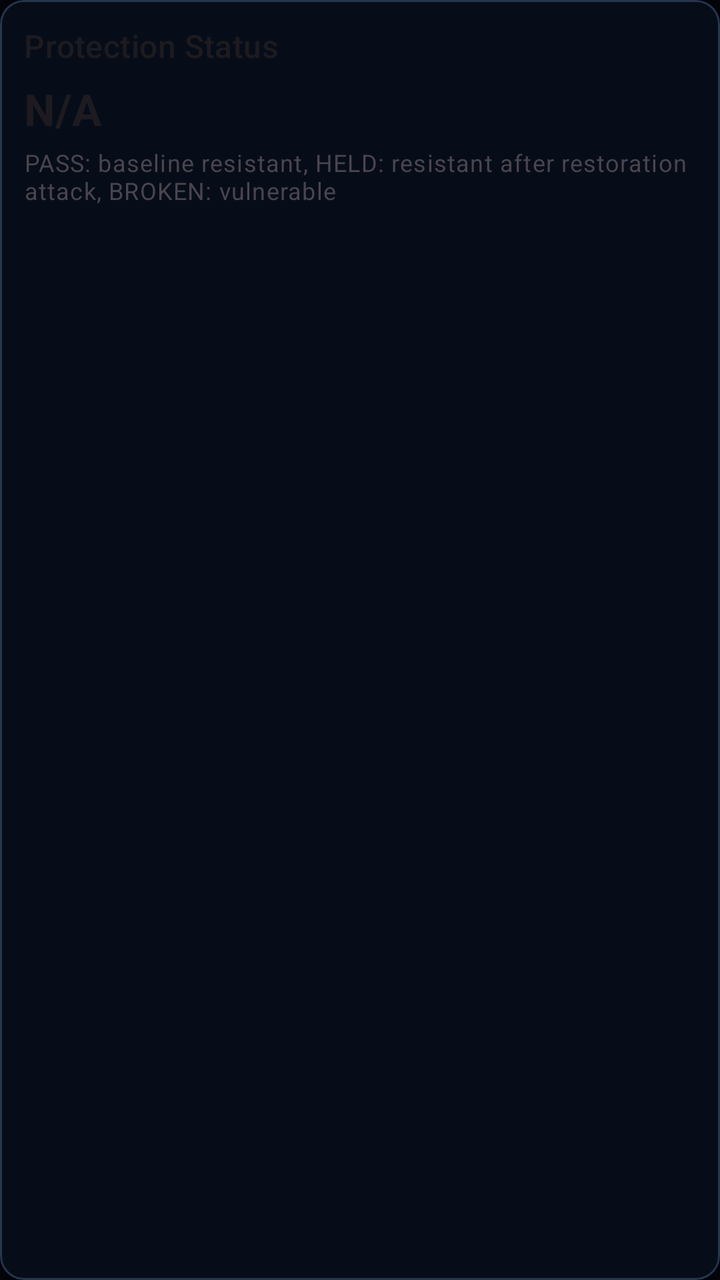
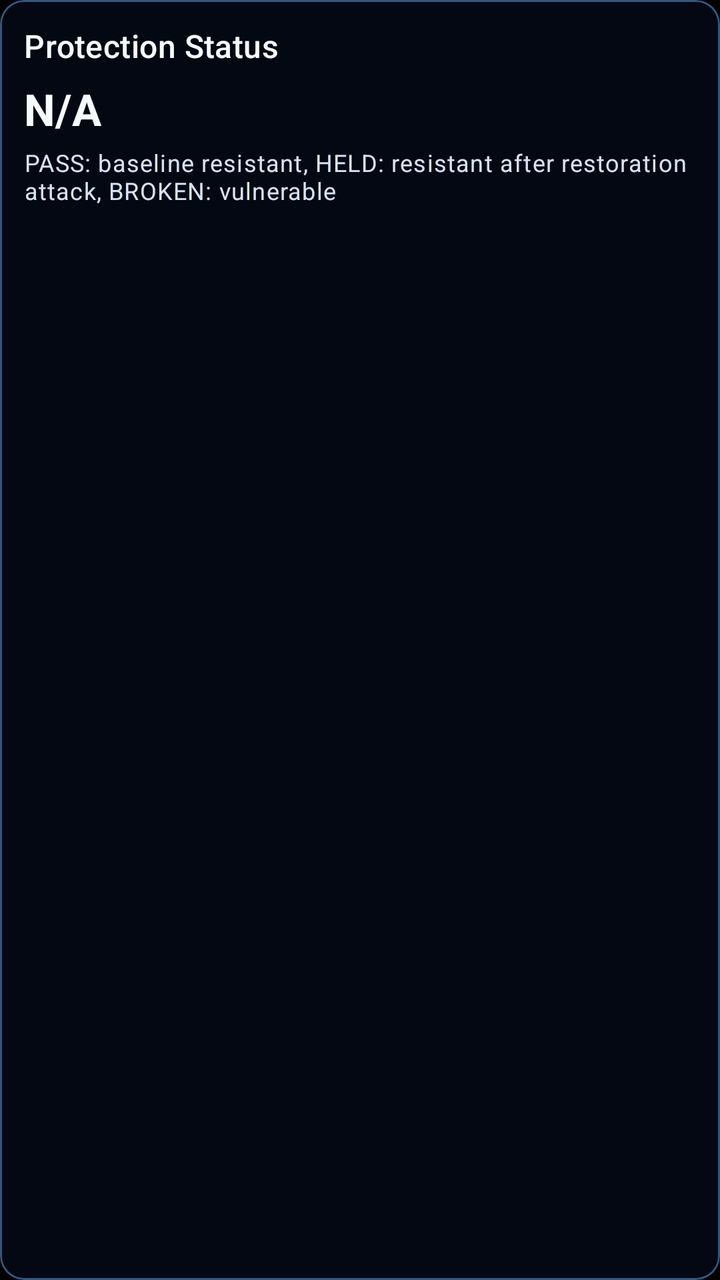

An Android layout rendered at two revisions. The XML below is the earlier revision; the diff shows what the commit changed to produce the second picture.
<!-- AndroidManifest.xml: application theme Theme.HaanGhilMuulnaat -->
<!-- res/layout/main_status_card.xml -->
<?xml version="1.0" encoding="utf-8"?>
<com.google.android.material.card.MaterialCardView xmlns:android="http://schemas.android.com/apk/res/android"
    xmlns:app="http://schemas.android.com/apk/res-auto"
    android:layout_width="match_parent"
    android:layout_height="wrap_content"
    android:layout_marginTop="12dp"
    app:cardElevation="0dp"
    app:strokeColor="?attr/colorOutline"
    app:strokeWidth="1dp">

    <LinearLayout
        android:layout_width="match_parent"
        android:layout_height="wrap_content"
        android:orientation="vertical"
        android:padding="12dp">

        <TextView
            android:layout_width="match_parent"
            android:layout_height="wrap_content"
            android:text="@string/protection_status_title"
            android:textAppearance="@style/TextAppearance.Material3.TitleMedium" />

        <TextView
            android:id="@+id/protectionStatusValue"
            android:layout_width="wrap_content"
            android:layout_height="wrap_content"
            android:layout_marginTop="6dp"
            android:text="@string/status_na"
            android:textAppearance="@style/TextAppearance.Material3.TitleLarge"
            android:textStyle="bold" />

        <TextView
            android:id="@+id/protectionStatusCaption"
            android:layout_width="match_parent"
            android:layout_height="wrap_content"
            android:layout_marginTop="4dp"
            android:text="@string/status_caption"
            android:textAppearance="@style/TextAppearance.Material3.BodySmall" />
    </LinearLayout>
</com.google.android.material.card.MaterialCardView>
<!-- resources referenced by this layout -->
<resources>
  <string name="protection_status_title">Protection Status</string>
  <string name="status_caption">PASS: baseline resistant, HELD: resistant after restoration attack, BROKEN: vulnerable</string>
  <string name="status_na">N/A</string>
  <style name="Theme.HaanGhilMuulnaat" parent="Theme.Material3.DayNight.NoActionBar">
          <item name="android:windowBackground">@color/navy_black</item>
          <item name="android:statusBarColor">@color/navy_black</item>
          <item name="android:navigationBarColor">@color/navy_black</item>
          <item name="android:windowLightStatusBar" tools:targetApi="m">false</item>
          <item name="android:windowLightNavigationBar" tools:targetApi="o_mr1">false</item>
          <item name="android:forceDarkAllowed" tools:targetApi="q">false</item>
          <item name="colorPrimary">@color/navy_primary</item>
          <item name="colorOnPrimary">@color/navy_text</item>
          <item name="colorPrimaryContainer">@color/navy_primary_container</item>
          <item name="colorOnPrimaryContainer">@color/navy_text</item>
          <item name="colorSecondary">@color/navy_secondary</item>
          <item name="colorOnSecondary">@color/navy_text</item>
          <item name="colorSecondaryContainer">@color/navy_secondary_container</item>
          <item name="colorOnSecondaryContainer">@color/navy_text</item>
          <item name="colorTertiary">@color/navy_primary</item>
          <item name="colorOnTertiary">@color/navy_text</item>
          <item name="colorSurface">@color/navy_surface</item>
          <item name="colorOnSurface">@color/navy_text</item>
          <item name="colorSurfaceVariant">@color/navy_surface_high</item>
          <item name="colorOnSurfaceVariant">@color/navy_text_muted</item>
          <item name="android:colorBackground">@color/navy_black</item>
          <item name="colorOutline">@color/navy_outline</item>
          <item name="colorError">@color/navy_error</item>
          <item name="colorErrorContainer">@color/navy_error_container</item>
          <item name="android:colorAccent">@color/navy_secondary</item>
      </style>
  <color name="navy_black">#02040A</color>
  <color name="navy_primary">#14243A</color>
  <color name="navy_text">#F1F5FF</color>
  <color name="navy_primary_container">#0B1728</color>
  <color name="navy_secondary">#20334F</color>
  <color name="navy_secondary_container">#101E32</color>
  <color name="navy_surface">#070D18</color>
  <color name="navy_surface_high">#0D1828</color>
  <color name="navy_text_muted">#A9B8D0</color>
  <color name="navy_outline">#26364D</color>
  <color name="navy_error">#FFB4AB</color>
  <color name="navy_error_container">#551D17</color>
</resources>

<!-- the commit's change to res/layout/main_status_card.xml (unified diff, before → after) -->
@@ -4,6 +4,7 @@
     android:layout_width="match_parent"
     android:layout_height="wrap_content"
     android:layout_marginTop="12dp"
+    app:cardBackgroundColor="@color/navy_surface"
     app:cardElevation="0dp"
     app:strokeColor="?attr/colorOutline"
     app:strokeWidth="1dp">
@@ -18,7 +19,8 @@
             android:layout_width="match_parent"
             android:layout_height="wrap_content"
             android:text="@string/protection_status_title"
-            android:textAppearance="@style/TextAppearance.Material3.TitleMedium" />
+            android:textAppearance="@style/TextAppearance.Material3.TitleMedium"
+            android:textColor="@color/navy_text" />
 
         <TextView
             android:id="@+id/protectionStatusValue"
@@ -27,6 +29,7 @@
             android:layout_marginTop="6dp"
             android:text="@string/status_na"
             android:textAppearance="@style/TextAppearance.Material3.TitleLarge"
+            android:textColor="@color/navy_text"
             android:textStyle="bold" />
 
         <TextView
@@ -35,6 +38,7 @@
             android:layout_height="wrap_content"
             android:layout_marginTop="4dp"
             android:text="@string/status_caption"
-            android:textAppearance="@style/TextAppearance.Material3.BodySmall" />
+            android:textAppearance="@style/TextAppearance.Material3.BodySmall"
+            android:textColor="@color/navy_text_muted" />
     </LinearLayout>
 </com.google.android.material.card.MaterialCardView>
<!-- resource entries referenced after the edit -->
@@ -10,6 +10,14 @@
           <item name="android:windowLightStatusBar" tools:targetApi="m">false</item>
           <item name="android:windowLightNavigationBar" tools:targetApi="o_mr1">false</item>
           <item name="android:forceDarkAllowed" tools:targetApi="q">false</item>
+          <item name="android:textColorPrimary">@color/navy_text</item>
+          <item name="android:textColorSecondary">@color/navy_text_muted</item>
+          <item name="android:textColorTertiary">@color/navy_text_muted</item>
+          <item name="android:textColorHint">@color/navy_text_muted</item>
+          <item name="colorControlNormal">@color/navy_text_muted</item>
+          <item name="colorControlActivated">@color/navy_secondary</item>
+          <item name="colorControlHighlight">@color/navy_secondary_container</item>
+          <item name="android:colorButtonNormal">@color/navy_button</item>
           <item name="colorPrimary">@color/navy_primary</item>
           <item name="colorOnPrimary">@color/navy_text</item>
           <item name="colorPrimaryContainer">@color/navy_primary_container</item>
@@ -29,18 +37,28 @@
           <item name="colorError">@color/navy_error</item>
           <item name="colorErrorContainer">@color/navy_error_container</item>
           <item name="android:colorAccent">@color/navy_secondary</item>
+          <item name="buttonStyle">@style/Widget.HaanGhilMuulnaat.Button</item>
+          <item name="materialButtonStyle">@style/Widget.HaanGhilMuulnaat.Button</item>
+          <item name="android:buttonStyle">@style/Widget.HaanGhilMuulnaat.Button</item>
       </style>
-  <color name="navy_black">#02040A</color>
-  <color name="navy_primary">#14243A</color>
-  <color name="navy_text">#F1F5FF</color>
-  <color name="navy_primary_container">#0B1728</color>
-  <color name="navy_secondary">#20334F</color>
-  <color name="navy_secondary_container">#101E32</color>
-  <color name="navy_surface">#070D18</color>
-  <color name="navy_surface_high">#0D1828</color>
-  <color name="navy_text_muted">#A9B8D0</color>
-  <color name="navy_outline">#26364D</color>
+  <color name="navy_black">#000000</color>
+  <color name="navy_primary">#1A3D66</color>
+  <color name="navy_text">#F7FAFF</color>
+  <color name="navy_primary_container">#102A47</color>
+  <color name="navy_secondary">#234A78</color>
+  <color name="navy_secondary_container">#132B49</color>
+  <color name="navy_button">#1A3D66</color>
+  <color name="navy_surface">#030812</color>
+  <color name="navy_surface_high">#071525</color>
+  <color name="navy_text_muted">#D6E2F4</color>
+  <color name="navy_outline">#34577F</color>
   <color name="navy_error">#FFB4AB</color>
   <color name="navy_error_container">#551D17</color>
+  <style name="Widget.HaanGhilMuulnaat.Button" parent="Widget.Material3.Button">
+          <item name="backgroundTint">@color/navy_button</item>
+          <item name="android:backgroundTint">@color/navy_button</item>
+          <item name="android:textColor">@color/navy_text</item>
+          <item name="cornerRadius">28dp</item>
+      </style>
 </resources>
 
